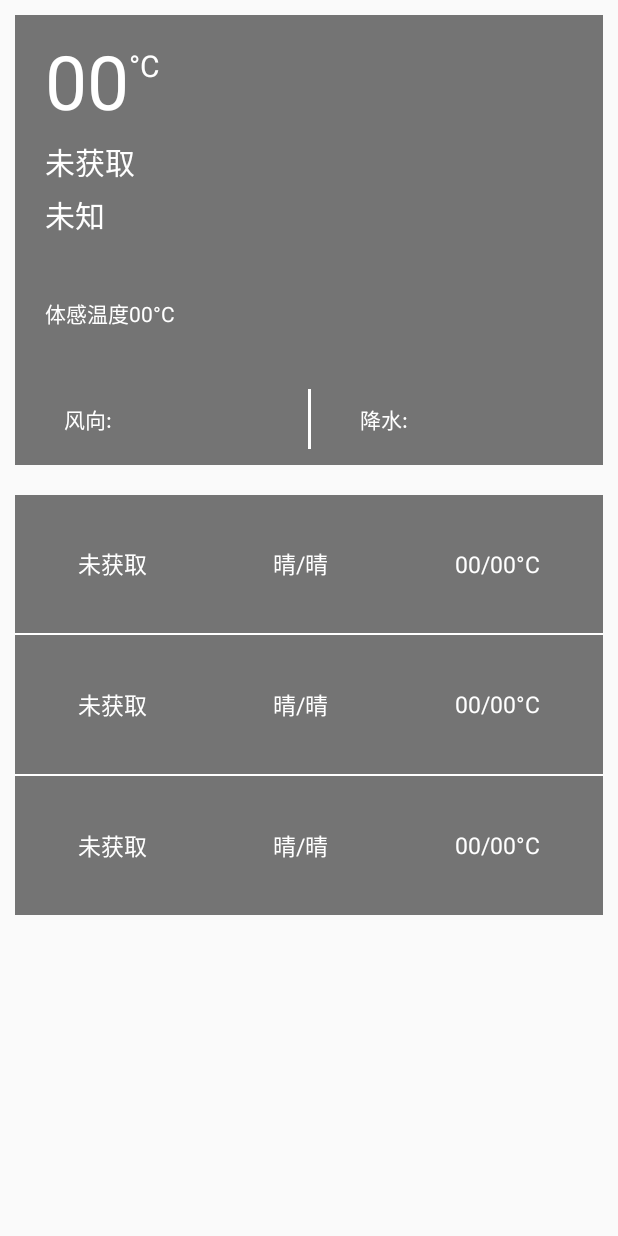
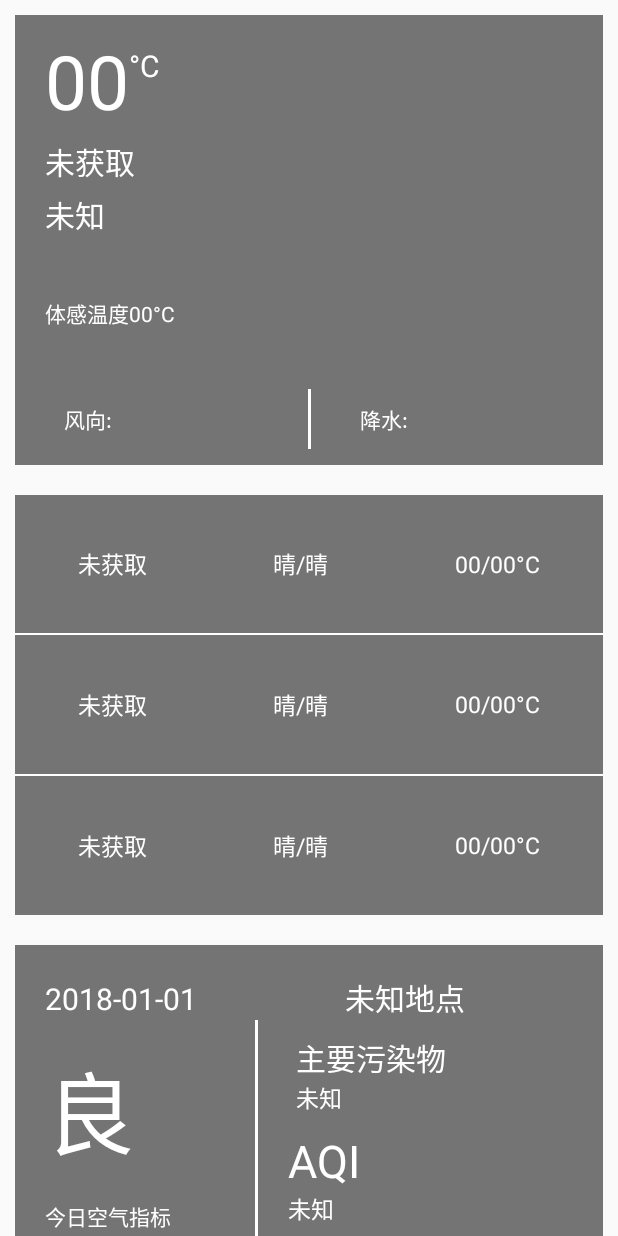
Before and after one commit to HAHH9527/MyWeather_Tang, an Android app: the screen it shows after launch (WeatherActivity), on a phone screen of 412 x 824 dp. Run offline under Robolectric (Android 15) with nearby library versions, the phone set to English and light mode, and no system bars; libraries missing offline, so code that uses them is left out: com.amap.api, org.litepal, org.litepal.tablemanager; pictures from the network do not load; 1 statement that could not run was skipped.

Commit message:
0705 更新布局

```diff
--- a/app/src/main/res/layout/activity_weather.xml
+++ b/app/src/main/res/layout/activity_weather.xml
@@ -39,32 +39,11 @@
 
                     <include layout="@layout/layout_weather_list" />
 
-                    <!--<LinearLayout-->
-                    <!--android:layout_width="match_parent"-->
-                    <!--android:layout_height="10dp"></LinearLayout>-->
-
-                    <!--<include layout="@layout/activity_second" />-->
-
-                    <!--<LinearLayout-->
-                    <!--android:layout_width="match_parent"-->
-                    <!--android:layout_height="10dp"-->
-                    <!--android:background="@color/colorBlack"></LinearLayout>-->
-
-                    <!--<include layout="@layout/activity_three" />-->
-
-                    <!--<LinearLayout-->
-                    <!--android:layout_width="match_parent"-->
-                    <!--android:layout_height="10dp"-->
-                    <!--android:background="@color/colorBlack"></LinearLayout>-->
-
-                    <!--<include layout="@layout/activity_five"></include>-->
+                    <include layout="@layout/layout_air" />
 
                 </LinearLayout>
             </ScrollView>
-
         </android.support.v4.widget.SwipeRefreshLayout>
-
-        <!--<include layout="@layout/fragment_blank"></include>-->
 
         <android.support.design.widget.NavigationView
             android:id="@+id/navView"
--- a/app/src/main/res/layout/dialog_login.xml
+++ b/app/src/main/res/layout/dialog_login.xml
@@ -14,6 +14,7 @@
             android:text="用户名：" />
 
         <EditText
+            android:id="@+id/edt_loginUserName"
             android:layout_width="match_parent"
             android:layout_height="wrap_content"
             android:singleLine="true" />
@@ -29,6 +30,7 @@
             android:text="密码：" />
 
         <EditText
+            android:id="@+id/edt_loginPassword"
             android:layout_width="match_parent"
             android:layout_height="wrap_content"
             android:inputType="textPassword"
--- a/app/src/main/res/layout/dialog_register.xml
+++ b/app/src/main/res/layout/dialog_register.xml
@@ -14,6 +14,7 @@
             android:text="用户名：" />
 
         <EditText
+            android:id="@+id/edt_reg_username"
             android:layout_width="match_parent"
             android:layout_height="wrap_content"
             android:singleLine="true" />
@@ -29,6 +30,7 @@
             android:text="昵称：" />
 
         <EditText
+            android:id="@+id/edt_reg_nickname"
             android:layout_width="match_parent"
             android:layout_height="wrap_content"
             android:singleLine="true" />
@@ -44,6 +46,7 @@
             android:text="密码：" />
 
         <EditText
+            android:id="@+id/edt_reg_password"
             android:layout_width="match_parent"
             android:layout_height="wrap_content"
             android:inputType="textPassword"
@@ -60,6 +63,7 @@
             android:text="重复密码：" />
 
         <EditText
+            android:id="@+id/edt_reg_password_confirm"
             android:layout_width="match_parent"
             android:layout_height="wrap_content"
             android:inputType="textPassword"
--- /dev/null
+++ b/app/src/main/res/layout/dialog_set_url.xml
@@ -0,0 +1,13 @@
+<?xml version="1.0" encoding="utf-8"?>
+<RelativeLayout xmlns:android="http://schemas.android.com/apk/res/android"
+    android:layout_width="match_parent"
+    android:layout_height="match_parent">
+
+
+    <EditText
+        android:id="@+id/edt_url"
+        android:layout_width="match_parent"
+        android:layout_height="wrap_content"
+        android:singleLine="true" />
+
+</RelativeLayout>
--- /dev/null
+++ b/app/src/main/res/layout/layout_air.xml
@@ -0,0 +1,311 @@
+<?xml version="1.0" encoding="utf-8"?>
+<LinearLayout xmlns:android="http://schemas.android.com/apk/res/android"
+    xmlns:app="http://schemas.android.com/apk/res-auto"
+    xmlns:tools="http://schemas.android.com/tools"
+    android:layout_width="match_parent"
+    android:layout_height="wrap_content"
+    android:layout_margin="10dp"
+    android:background="#8000"
+    android:orientation="vertical">
+
+    <LinearLayout
+        android:layout_width="match_parent"
+        android:layout_height="wrap_content"
+        android:layout_marginLeft="20dp"
+        android:orientation="vertical">
+
+        <LinearLayout
+            android:layout_width="match_parent"
+            android:layout_height="30dp"
+            android:layout_marginTop="20dp"
+            android:orientation="horizontal">
+
+            <TextView
+                android:id="@+id/tv_air_time"
+                android:layout_width="150dp"
+                android:layout_height="30dp"
+                android:text="2018-01-01"
+
+                android:textColor="@color/colorWhite"
+                android:textSize="20dp" />
+
+            <TextView
+                android:id="@+id/tv_air_location"
+                android:layout_width="80dp"
+                android:layout_height="30dp"
+                android:layout_marginLeft="50dp"
+                android:text="未知地点"
+                android:textColor="@color/colorWhite"
+                android:textSize="20dp" />
+        </LinearLayout>
+
+        <LinearLayout
+            android:layout_width="match_parent"
+            android:layout_height="150dp"
+            android:orientation="horizontal">
+
+
+            <LinearLayout
+                android:layout_width="140dp"
+                android:layout_height="wrap_content"
+                android:orientation="vertical">
+
+                <TextView
+                    android:id="@+id/tv_air_qlty"
+                    android:layout_width="match_parent"
+                    android:layout_height="wrap_content"
+                    android:layout_marginTop="15dp"
+                    android:text="良"
+                    android:textColor="@color/colorWhite"
+                    android:textSize="60dp" />
+
+                <TextView
+                    android:layout_width="match_parent"
+                    android:layout_height="wrap_content"
+                    android:layout_marginTop="15dp"
+                    android:text="今日空气指标"
+                    android:textColor="@color/colorWhite" />
+            </LinearLayout>
+
+            <View
+                android:layout_width="2dp"
+                android:layout_height="match_parent"
+                android:background="@color/colorWhite" />
+
+            <LinearLayout
+                android:layout_width="match_parent"
+                android:layout_height="150dp"
+                android:layout_marginLeft="20dp"
+                android:orientation="vertical">
+
+                <TextView
+                    android:layout_width="121dp"
+                    android:layout_height="30dp"
+                    android:layout_marginLeft="5dp"
+                    android:layout_marginTop="10dp"
+                    android:text="主要污染物"
+                    android:textColor="@color/colorWhite"
+                    android:textSize="20dp" />
+
+                <TextView
+                    android:id="@+id/tv_air_main"
+                    android:layout_width="wrap_content"
+                    android:layout_height="wrap_content"
+                    android:layout_marginLeft="5dp"
+                    android:text="未知"
+                    android:textColor="@color/colorWhite"
+                    android:textSize="15dp" />
+
+                <TextView
+                    android:layout_width="match_parent"
+                    android:layout_height="wrap_content"
+                    android:layout_marginTop="10dp"
+                    android:text="AQI"
+                    android:textColor="@color/colorWhite"
+                    android:textSize="30dp" />
+
+                <TextView
+                    android:id="@+id/tv_air_aqi"
+                    android:layout_width="wrap_content"
+                    android:layout_height="wrap_content"
+                    android:text="未知"
+                    android:textColor="@color/colorWhite"
+                    android:textSize="15dp" />
+            </LinearLayout>
+
+        </LinearLayout>
+
+
+    </LinearLayout>
+
+
+    <TextView
+        android:layout_width="match_parent"
+        android:layout_height="2dp"
+        android:background="@color/colorWhite"
+        android:textColor="@color/colorWhite" />
+
+
+    <LinearLayout
+        android:layout_width="match_parent"
+        android:layout_height="wrap_content"
+        android:layout_margin="10dp"
+        android:orientation="vertical">
+
+        <LinearLayout
+            android:layout_width="match_parent"
+            android:layout_height="wrap_content"
+            android:layout_marginTop="10dp"
+            android:orientation="horizontal">
+
+            <TextView
+                android:layout_width="match_parent"
+                android:layout_height="wrap_content"
+                android:layout_weight="1"
+                android:text="PM2.5"
+                android:textColor="@color/colorWhite"
+                android:textSize="20dp" />
+
+            <TextView
+                android:id="@+id/tv_air_pm25"
+                android:layout_width="match_parent"
+                android:layout_height="wrap_content"
+                android:layout_weight="1"
+                android:text="未知"
+                android:textColor="@color/colorWhite"
+                android:textSize="30dp" />
+        </LinearLayout>
+
+        <View
+            android:layout_width="match_parent"
+            android:layout_height="2dp"
+            android:background="@color/colorWhite" />
+
+        <LinearLayout
+            android:layout_width="match_parent"
+            android:layout_height="wrap_content"
+            android:layout_marginTop="10dp"
+            android:orientation="horizontal">
+
+            <TextView
+                android:layout_width="match_parent"
+                android:layout_height="wrap_content"
+                android:layout_weight="1"
+                android:text="PM10"
+                android:textColor="@color/colorWhite"
+                android:textSize="20dp" />
+
+            <TextView
+                android:id="@+id/tv_air_pm10"
+                android:layout_width="match_parent"
+                android:layout_height="wrap_content"
+                android:layout_weight="1"
+                android:text="未知"
+                android:textColor="@color/colorWhite"
+                android:textSize="30dp" />
+        </LinearLayout>
+
+        <View
+            android:layout_width="match_parent"
+            android:layout_height="2dp"
+            android:background="@color/colorWhite" />
+
+        <LinearLayout
+            android:layout_width="match_parent"
+            android:layout_height="wrap_content"
+            android:layout_marginTop="10dp"
+            android:orientation="horizontal">
+
+            <TextView
+                android:layout_width="match_parent"
+                android:layout_height="wrap_content"
+                android:layout_weight="1"
+                android:text="二氧化氮"
+                android:textColor="@color/colorWhite"
+                android:textSize="20dp" />
+
+            <TextView
+                android:id="@+id/tv_air_No2"
+                android:layout_width="match_parent"
+                android:layout_height="wrap_content"
+                android:layout_weight="1"
+                android:text="未知"
+                android:textColor="@color/colorWhite"
+                android:textSize="30dp" />
+        </LinearLayout>
+
+        <View
+            android:layout_width="match_parent"
+            android:layout_height="2dp"
+            android:background="@color/colorWhite" />
+
+        <LinearLayout
+            android:layout_width="match_parent"
+            android:layout_height="wrap_content"
+            android:layout_marginTop="10dp"
+            android:orientation="horizontal">
+
+            <TextView
+                android:layout_width="match_parent"
+                android:layout_height="wrap_content"
+                android:layout_weight="1"
+                android:text="二氧化硫"
+                android:textColor="@color/colorWhite"
+                android:textSize="20dp" />
+
+            <TextView
+                android:id="@+id/tv_air_So2"
+                android:layout_width="match_parent"
+                android:layout_height="wrap_content"
+                android:layout_weight="1"
+                android:text="未知"
+                android:textColor="@color/colorWhite"
+                android:textSize="30dp" />
+        </LinearLayout>
+
+        <View
+            android:layout_width="match_parent"
+            android:layout_height="2dp"
+            android:background="@color/colorWhite" />
+
+        <LinearLayout
+            android:layout_width="match_parent"
+            android:layout_height="wrap_content"
+            android:layout_marginTop="10dp"
+            android:orientation="horizontal">
+
+            <TextView
+                android:layout_width="match_parent"
+                android:layout_height="wrap_content"
+                android:layout_weight="1"
+                android:text="一氧化碳"
+                android:textColor="@color/colorWhite"
+                android:textSize="20dp" />
+
+            <TextView
+                android:id="@+id/tv_air_co"
+                android:layout_width="match_parent"
+                android:layout_height="wrap_content"
+                android:layout_weight="1"
+                android:text="未知"
+                android:textColor="@color/colorWhite"
+                android:textSize="30dp" />
+        </LinearLayout>
+
+        <View
+            android:layout_width="match_parent"
+            android:layout_height="2dp"
+            android:background="@color/colorWhite" />
+
+        <LinearLayout
+            android:layout_width="match_parent"
+            android:layout_height="wrap_content"
+            android:layout_marginTop="10dp"
+            android:orientation="horizontal">
+
+            <TextView
+                android:layout_width="match_parent"
+                android:layout_height="wrap_content"
+                android:layout_weight="1"
+                android:text="臭氧"
+                android:textColor="@color/colorWhite"
+                android:textSize="20dp" />
+
+            <TextView
+                android:id="@+id/tv_air_O3"
+                android:layout_width="match_parent"
+                android:layout_height="wrap_content"
+                android:layout_weight="1"
+                android:text="未知"
+                android:textColor="@color/colorWhite"
+                android:textSize="30dp" />
+        </LinearLayout>
+
+        <View
+            android:layout_width="match_parent"
+            android:layout_height="2dp"
+            android:background="@color/colorWhite" />
+
+
+    </LinearLayout>
+</LinearLayout>
--- a/app/src/main/res/layout/nav_head.xml
+++ b/app/src/main/res/layout/nav_head.xml
@@ -6,6 +6,7 @@
     android:orientation="vertical">
 
     <ImageView
+        android:id="@+id/image_source"
         android:layout_width="match_parent"
         android:layout_height="50dp"
         android:scaleType="center"
--- a/app/src/main/res/layout/test_layout.xml
+++ /dev/null
@@ -1,84 +0,0 @@
-<?xml version="1.0" encoding="utf-8"?>
-<LinearLayout xmlns:android="http://schemas.android.com/apk/res/android"
-    android:layout_width="match_parent"
-    android:layout_height="match_parent"
-    android:orientation="vertical">
-
-    <!--滚动面板-->
-    <ScrollView
-        android:layout_width="match_parent"
-        android:layout_height="match_parent">
-
-        <!--在滚动面板中嵌入LinearLayout-->
-        <LinearLayout
-            android:layout_width="match_parent"
-            android:layout_height="wrap_content"
-            android:orientation="vertical">
-
-            <!--显示当前天气部分的布局-->
-            <RelativeLayout
-                android:id="@+id/layout_weather"
-                android:layout_width="match_parent"
-                android:layout_height="600px"
-                android:background="@color/colorAccent">
-
-                <!--左上角的内容-->
-                <LinearLayout
-                    android:layout_width="wrap_content"
-                    android:layout_height="wrap_content"
-                    android:layout_marginLeft="20dp"
-                    android:layout_marginTop="20dp"
-                    android:orientation="vertical">
-
-                    <TextView
-                        android:id="@+id/text_temperature"
-                        android:layout_width="wrap_content"
-                        android:layout_height="wrap_content"
-                        android:text="温度" />
-
-                    <TextView
-                        android:id="@+id/text_address"
-                        android:layout_width="wrap_content"
-                        android:layout_height="wrap_content"
-                        android:text="地址" />
-
-                    <TextView
-                        android:id="@+id/text_weather"
-                        android:layout_width="wrap_content"
-                        android:layout_height="wrap_content"
-                        android:text="天气" />
-                </LinearLayout>
-
-                <LinearLayout
-                    android:layout_width="match_parent"
-                    android:layout_height="wrap_content"
-                    android:layout_alignParentBottom="true"
-                    android:orientation="horizontal">
-
-                    <TextView
-                        android:layout_width="wrap_content"
-                        android:layout_height="wrap_content"
-                        android:layout_weight="1"
-                        android:gravity="center"
-                        android:text="测试" />
-
-                    <TextView
-                        android:layout_width="wrap_content"
-                        android:layout_height="wrap_content"
-                        android:layout_weight="1"
-                        android:gravity="center"
-                        android:text="测试2" />
-                </LinearLayout>
-            </RelativeLayout>
-
-            <ListView
-                android:layout_width="match_parent"
-                android:layout_height="wrap_content">
-
-            </ListView>
-        </LinearLayout>
-
-    </ScrollView>
-
-
-</LinearLayout>
```
